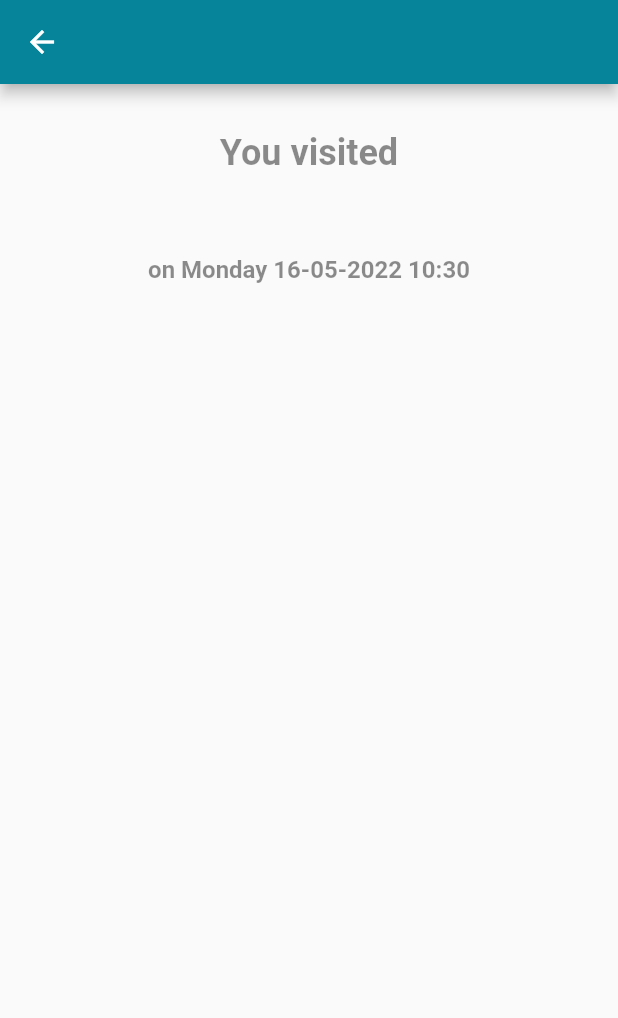
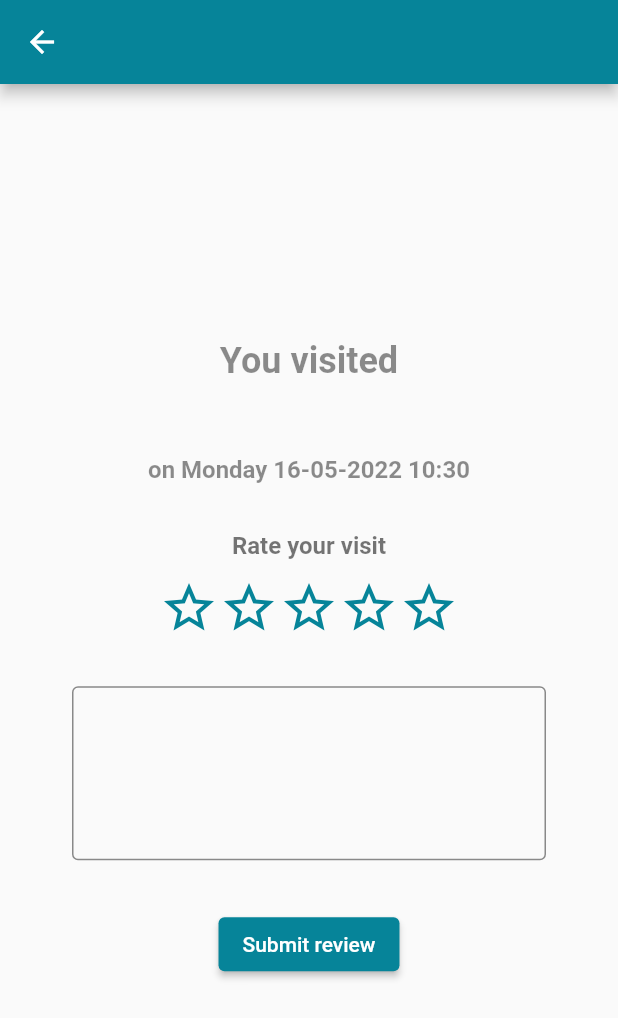
Before and after one commit to gespyrop/roamium-app, a Flutter app: the VisitDetailsScreen screen opened directly with empty values, on a phone screen of 412 x 824 dp. Shown: the top 1018 px of the screen. Run offline on Flutter 3.47's test engine with Material 2 defaults, Android fonts, the phone set to English and light mode, and no system bars; drawn by our look-alikes of flutter_rating_bar; our stand-ins replace bloc, dio, equatable, flutter_bloc, flutter_secure_storage, flutter_slidable and 3 more; missing offline and left inert: flutter_polyline_points; accounts and stored records are empty; generated files the repository leaves out were written again; network calls fail.

Commit message:
Implemented visit reviews.

```diff
--- a/lib/l10n/app_en.arb
+++ b/lib/l10n/app_en.arb
@@ -62,5 +62,12 @@
     "visits": "Visits",
     "youVisited": "You visited",
     "on" : "on ",
-    "onSat": "on "
+    "onSat": "on ",
+    "rateYourVisit": "Rate your visit",
+    "submitReview": "Submit review",
+
+    "zeroStarsError": "Please enter a rating for your visit ranging from 1 to 5.",
+    "reviewCreationError": "Failed to submit review. Please try again!",
+    "reviewUpdateError": "Failed to update review. Please try again!"
+
 }
--- a/lib/main.dart
+++ b/lib/main.dart
@@ -5,6 +5,7 @@ import 'package:flutter_secure_storage/flutter_secure_storage.dart';
 import 'package:roamium_app/config.dart';
 import 'package:roamium_app/src/app.dart';
 import 'package:roamium_app/src/repositories/directions/directions_repository.dart';
+import 'package:roamium_app/src/repositories/reviews/review_repository.dart';
 import 'package:roamium_app/src/repositories/route/route_repository.dart';
 
 import 'package:roamium_app/src/repositories/user/user_repository.dart';
@@ -32,6 +33,9 @@ void main() => runApp(
           RepositoryProvider<RouteRepository>(
             create: (context) => DioRouteRepository(context.read<Dio>()),
           ),
+          RepositoryProvider<ReviewRepository>(
+            create: (context) => DioReviewRepository(context.read<Dio>()),
+          ),
           RepositoryProvider<DirectionsRepository>(
             create: (context) => DioDirectionsRepository(context.read<Dio>()),
           ),
--- a/lib/src/models/place.dart
+++ b/lib/src/models/place.dart
@@ -7,12 +7,12 @@ class Place {
   final String source;
   final String? wheelchair;
   final double longitude, latitude, distance;
-  final double? score;
+  final double? score, rating;
 
   String get summary => 'Score: $score | Categories: ${categories.join(",")}';
 
   Place(this.id, this.name, this.categories, this.source, this.wheelchair,
-      this.longitude, this.latitude, this.distance, this.score);
+      this.longitude, this.latitude, this.distance, this.score, this.rating);
 
   Place.fromJSON(Map<String, dynamic> json)
       : id = json['id'],
@@ -26,5 +26,6 @@ class Place {
         longitude = json['location']['longitude'],
         latitude = json['location']['latitude'],
         distance = json['distance'],
-        score = json['score'];
+        score = json['score'],
+        rating = json['rating'];
 }
--- /dev/null
+++ b/lib/src/models/review.dart
@@ -0,0 +1,14 @@
+class Review {
+  final int? id;
+  final int stars;
+  final String text;
+
+  Review(this.stars, this.text, {this.id});
+
+  Review.fromJSON(Map<String, dynamic> json)
+      : id = json['id'],
+        stars = json['stars'],
+        text = json['text'];
+
+  Map<String, dynamic> toJSON() => {'stars': stars, 'text': text};
+}
--- /dev/null
+++ b/lib/src/repositories/reviews/exceptions.dart
@@ -0,0 +1,10 @@
+part of 'review_repository.dart';
+
+/// Thrown when a review is not found.
+class ReviewNotFound implements Exception {}
+
+/// Thrown when a review fails to be created.
+class ReviewCreationFailure implements Exception {}
+
+/// Thrown when a review fails to be updated.
+class ReviewUpdateFailure implements Exception {}
--- /dev/null
+++ b/lib/src/repositories/reviews/review_repository.dart
@@ -0,0 +1,63 @@
+import 'package:dio/dio.dart';
+import 'package:roamium_app/src/models/review.dart';
+import 'package:roamium_app/src/models/visit.dart';
+
+part 'exceptions.dart';
+
+abstract class ReviewRepository {
+  /// Get the review of a specific visit.
+  Future<Review> getReview(Visit visit);
+
+  /// Create a review for a visit.
+  Future<Review> createReview(Visit visit, Review review);
+
+  /// Update a review for a visit.
+  Future<Review> updateReview(Review review);
+}
+
+class DioReviewRepository implements ReviewRepository {
+  final Dio client;
+
+  DioReviewRepository(this.client);
+
+  @override
+  Future<Review> getReview(Visit visit) async {
+    String endpoint = '/route/visits/${visit.id}/review/';
+
+    try {
+      Response response = await client.get(endpoint);
+      return Review.fromJSON(response.data);
+    } on DioError {
+      throw ReviewNotFound();
+    }
+  }
+
+  @override
+  Future<Review> createReview(Visit visit, Review review) async {
+    String endpoint = '/route/reviews/';
+
+    try {
+      Map<String, dynamic> data = review.toJSON();
+      data['visit'] = visit.id;
+
+      Response response = await client.post(endpoint, data: data);
+
+      return Review.fromJSON(response.data);
+    } on DioError {
+      throw ReviewCreationFailure();
+    }
+  }
+
+  @override
+  Future<Review> updateReview(Review review) async {
+    String endpoint = '/route/reviews/${review.id}/';
+
+    try {
+      Response response = await client.patch(endpoint, data: review.toJSON());
+
+      return Review.fromJSON(response.data);
+    } on DioError {
+      throw ReviewUpdateFailure();
+    }
+  }
+}
--- a/lib/src/screens/route_history/visit_details.dart
+++ b/lib/src/screens/route_history/visit_details.dart
@@ -1,6 +1,10 @@
 import 'package:flutter/material.dart';
+import 'package:flutter_bloc/flutter_bloc.dart';
+import 'package:roamium_app/src/models/review.dart';
 import 'package:roamium_app/src/models/visit.dart';
 import 'package:flutter_gen/gen_l10n/app_localizations.dart';
+import 'package:roamium_app/src/repositories/reviews/review_repository.dart';
+import 'package:roamium_app/src/screens/route_history/widgets/reviews/review_form.dart';
 import 'package:roamium_app/src/theme/colors.dart';
 
 class VisitDetailsScreen extends StatelessWidget {
@@ -13,9 +17,9 @@ class VisitDetailsScreen extends StatelessWidget {
     return Scaffold(
       appBar: AppBar(title: Text(visit.name)),
       body: Center(
+        child: SingleChildScrollView(
           child: Column(
             children: [
-            const SizedBox(height: 32.0),
               Text(
                 AppLocalizations.of(context).youVisited,
                 style: const TextStyle(
@@ -26,11 +30,12 @@ class VisitDetailsScreen extends StatelessWidget {
                 textAlign: TextAlign.center,
               ),
               Padding(
-              padding: const EdgeInsets.symmetric(vertical: 8.0),
+                padding:
+                    const EdgeInsets.symmetric(horizontal: 24.0, vertical: 8.0),
                 child: Text(
                   visit.name,
                   style: const TextStyle(
-                  fontSize: 32.0,
+                    fontSize: 28.0,
                     color: primaryColor,
                     fontWeight: FontWeight.bold,
                   ),
@@ -39,8 +44,8 @@ class VisitDetailsScreen extends StatelessWidget {
               ),
               Text(
                 visit.timestamp?.weekday == DateTime.saturday
-                  ? AppLocalizations.of(context).on
-                  : AppLocalizations.of(context).onSat +
+                    ? AppLocalizations.of(context).onSat
+                    : AppLocalizations.of(context).on +
                         visit.getTimestampString(
                           locale: AppLocalizations.of(context).localeName,
                         ),
@@ -50,8 +55,25 @@ class VisitDetailsScreen extends StatelessWidget {
                   fontWeight: FontWeight.bold,
                 ),
                 textAlign: TextAlign.center,
-            )
+              ),
+              const SizedBox(height: 32.0),
+              FutureBuilder(
+                future: context.read<ReviewRepository>().getReview(visit),
+                builder: (context, snapshot) {
+                  if (snapshot.hasData) {
+                    return ReviewForm(
+                      visit: visit,
+                      review: snapshot.data as Review,
+                    );
+                  } else if (snapshot.hasError) {
+                    return ReviewForm(visit: visit);
+                  }
+
+                  return const CircularProgressIndicator();
+                },
+              ),
             ],
+          ),
         ),
       ),
     );
--- /dev/null
+++ b/lib/src/screens/route_history/widgets/reviews/review_form.dart
@@ -0,0 +1,162 @@
+import 'package:flutter/material.dart';
+import 'package:flutter_bloc/flutter_bloc.dart';
+import 'package:flutter_rating_bar/flutter_rating_bar.dart';
+import 'package:roamium_app/src/models/review.dart';
+import 'package:roamium_app/src/models/visit.dart';
+import 'package:roamium_app/src/repositories/reviews/review_repository.dart';
+import 'package:roamium_app/src/theme/colors.dart';
+import 'package:flutter_gen/gen_l10n/app_localizations.dart';
+
+class ReviewForm extends StatefulWidget {
+  final Visit visit;
+  final Review? review;
+
+  const ReviewForm({Key? key, required this.visit, this.review})
+      : super(key: key);
+
+  @override
+  State<ReviewForm> createState() => _ReviewFormState();
+}
+
+class _ReviewFormState extends State<ReviewForm> {
+  final GlobalKey<FormState> _key = GlobalKey<FormState>();
+
+  // Review fields
+  TextEditingController reviewController = TextEditingController();
+  late double stars;
+
+  // Review
+  Review? review;
+
+  // UI
+  bool loading = false;
+
+  @override
+  void initState() {
+    stars = widget.review?.stars.toDouble() ?? 0;
+    reviewController.text = widget.review?.text ?? '';
+    review = widget.review;
+    super.initState();
+  }
+
+  @override
+  void dispose() {
+    reviewController.dispose();
+    super.dispose();
+  }
+
+  /// Shows an error snackbar with the given `message`.
+  void _showErrorSnackBar(String message) {
+    ScaffoldMessenger.of(context).showSnackBar(
+      SnackBar(
+        content: Text(message),
+        backgroundColor: Colors.redAccent,
+      ),
+    );
+  }
+
+  void _submitReview() async {
+    if (_key.currentState!.validate()) {
+      if (stars > 0) {
+        setState(() => loading = true);
+
+        if (review != null) {
+          try {
+            Review newReview = Review(
+              stars.ceil(),
+              reviewController.text,
+              id: review!.id,
+            );
+
+            // Update the review
+            Review updatedReview =
+                await context.read<ReviewRepository>().updateReview(newReview);
+
+            setState(() => review = updatedReview);
+          } on ReviewUpdateFailure {
+            _showErrorSnackBar(AppLocalizations.of(context).reviewUpdateError);
+          } finally {
+            setState(() => loading = false);
+          }
+        } else {
+          try {
+            Review newReview = Review(stars.ceil(), reviewController.text);
+
+            // Create a new review
+            Review createdReview = await context
+                .read<ReviewRepository>()
+                .createReview(widget.visit, newReview);
+
+            setState(() => review = createdReview);
+          } on ReviewCreationFailure {
+            _showErrorSnackBar(
+                AppLocalizations.of(context).reviewCreationError);
+          } finally {
+            setState(() => loading = false);
+          }
+        }
+      } else {
+        _showErrorSnackBar(AppLocalizations.of(context).zeroStarsError);
+      }
+    }
+  }
+
+  @override
+  Widget build(BuildContext context) {
+    return loading
+        ? const CircularProgressIndicator()
+        : Form(
+            key: _key,
+            child: Column(
+              children: [
+                Text(
+                  AppLocalizations.of(context).rateYourVisit,
+                  style: const TextStyle(
+                    fontSize: 16.0,
+                    color: Colors.black54,
+                    fontWeight: FontWeight.bold,
+                  ),
+                ),
+                const SizedBox(height: 12.0),
+                RatingBar(
+                  minRating: 1,
+                  ratingWidget: RatingWidget(
+                    full: const Icon(Icons.star, color: primaryColor),
+                    half: const Icon(Icons.star, color: primaryColor),
+                    empty: const Icon(Icons.star_outline, color: primaryColor),
+                  ),
+                  glow: false,
+                  initialRating: review?.stars.toDouble() ?? 0,
+                  onRatingUpdate: (newStars) =>
+                      setState(() => stars = newStars),
+                ),
+                Padding(
+                  padding: const EdgeInsets.symmetric(
+                    vertical: 32.0,
+                    horizontal: 48.0,
+                  ),
+                  child: TextField(
+                    keyboardType: TextInputType.multiline,
+                    controller: reviewController,
+                    decoration: const InputDecoration(
+                      enabledBorder: OutlineInputBorder(
+                        borderSide: BorderSide(color: Colors.black45),
+                      ),
+                      focusColor: primaryColor,
+                      focusedBorder: OutlineInputBorder(
+                        borderSide: BorderSide(color: primaryColor),
+                      ),
+                    ),
+                    minLines: 4,
+                    maxLines: 12,
+                  ),
+                ),
+                ElevatedButton(
+                  onPressed: _submitReview,
+                  child: Text(AppLocalizations.of(context).submitReview),
+                )
+              ],
+            ),
+          );
+  }
+}
--- a/pubspec.yaml
+++ b/pubspec.yaml
@@ -42,6 +42,7 @@ dependencies:
   flutter_polyline_points: ^1.0.0
   equatable: ^2.0.3
   flutter_slidable: ^1.2.0
+  flutter_rating_bar: ^4.0.0
 
 
   # The following adds the Cupertino Icons font to your application.
```
Also changed, not shown: lib/l10n/app_el.arb (+7 -1 lines), pubspec.lock. Lines whose indentation alone changed are shown as unchanged.
